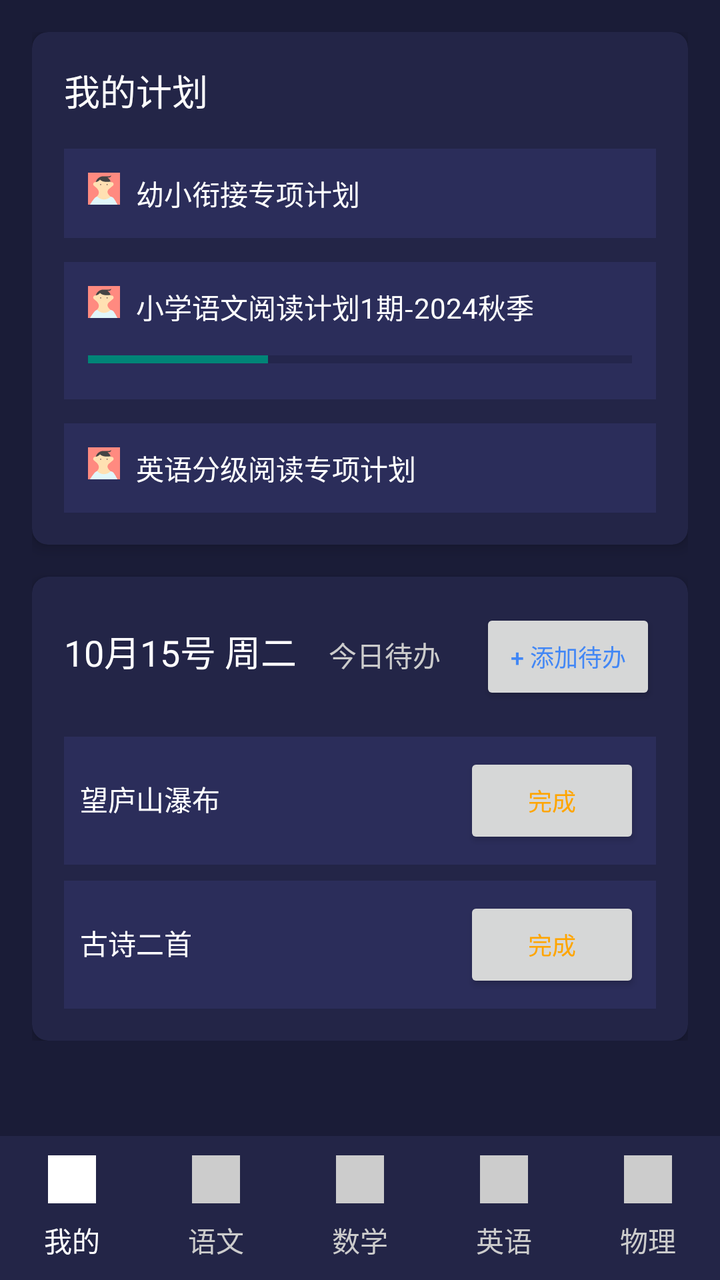
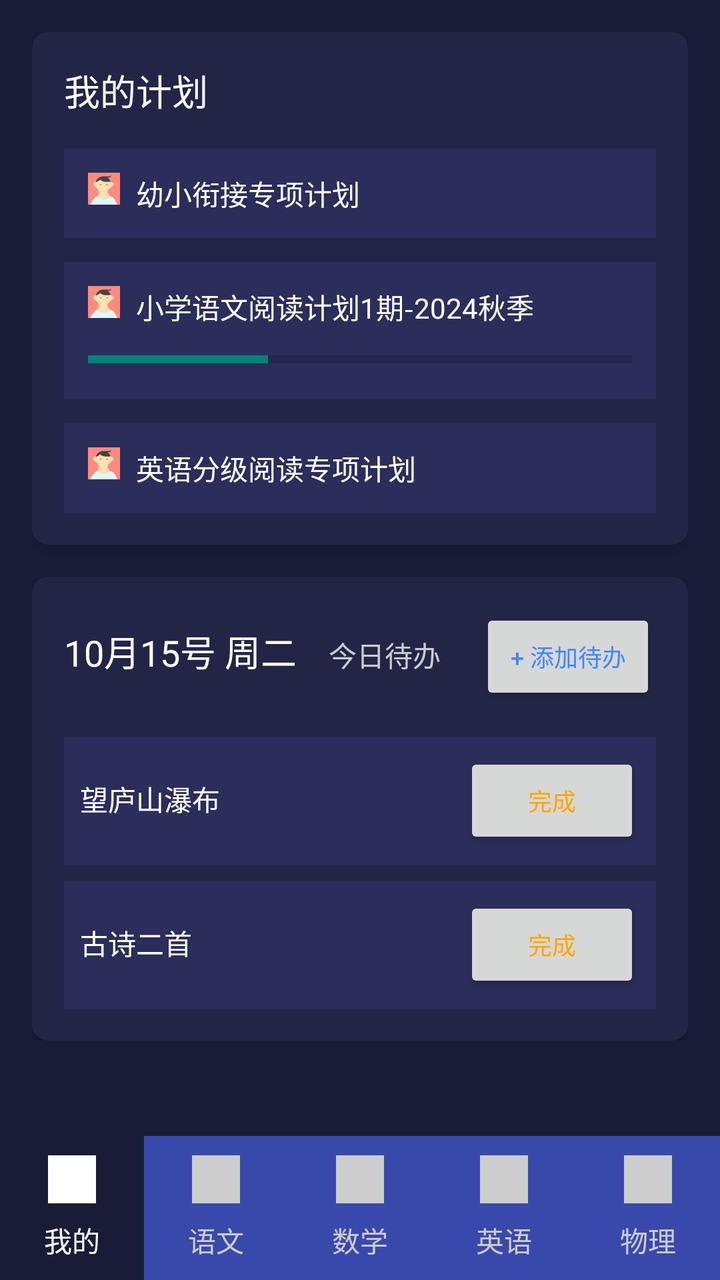

Before-and-after screenshots of an Android layout around one commit, followed by the original layout XML and the change that was made.
<!-- AndroidManifest.xml: activity theme Theme.IMatesApp.FullScreen -->
<!-- res/layout/activity_main.xml -->
<?xml version="1.0" encoding="utf-8"?>
<androidx.constraintlayout.widget.ConstraintLayout
    xmlns:android="http://schemas.android.com/apk/res/android"
    xmlns:app="http://schemas.android.com/apk/res-auto"
    android:layout_width="match_parent"
    android:layout_height="match_parent"
    android:fitsSystemWindows="true"
    android:background="#1a1c37">

    <com.google.android.material.navigation.NavigationView
        android:id="@+id/nav_view"
        android:layout_width="wrap_content"
        android:layout_height="match_parent"
        android:layout_gravity="start"
        android:fitsSystemWindows="true"
        android:visibility="invisible"
        app:layout_constraintTop_toTopOf="parent"
        app:layout_constraintBottom_toTopOf="@id/bottomNavigation"
        app:layout_constraintStart_toStartOf="parent"
        app:headerLayout="@layout/nav_header_main"
        app:menu="@menu/navigation_drawer" />


    <ScrollView
        android:layout_width="match_parent"
        android:layout_height="0dp"
        app:layout_constraintTop_toTopOf="parent"
        app:layout_constraintBottom_toTopOf="@id/bottomNavigation"
        app:layout_constraintStart_toStartOf="parent"
        app:layout_constraintEnd_toEndOf="parent"
    >

        <LinearLayout
            android:layout_width="match_parent"
            android:layout_height="wrap_content"
            android:orientation="vertical"
            android:padding="16dp">

            
            <androidx.cardview.widget.CardView
                android:layout_width="match_parent"
                android:layout_height="wrap_content"
                android:layout_marginBottom="16dp"
                app:cardBackgroundColor="#232547"
                app:cardCornerRadius="8dp"
                app:cardElevation="4dp">

                <LinearLayout
                    android:layout_width="match_parent"
                    android:layout_height="wrap_content"
                    android:orientation="vertical"
                    android:padding="16dp">

                    <TextView
                        android:layout_width="wrap_content"
                        android:layout_height="wrap_content"
                        android:layout_marginBottom="16dp"
                        android:text="我的计划"
                        android:textColor="#FFFFFF"
                        android:textSize="18sp" />

                    <LinearLayout
                        android:layout_width="match_parent"
                        android:layout_height="wrap_content"
                        android:background="#2b2d5a"
                        android:orientation="horizontal"
                        android:padding="12dp">

                        <ImageView
                            android:layout_width="16dp"
                            android:layout_height="16dp"
                            android:src="@drawable/avatar_1" />

                        <TextView
                            android:layout_width="wrap_content"
                            android:layout_height="wrap_content"
                            android:layout_marginStart="8dp"
                            android:text="幼小衔接专项计划"
                            android:textColor="#FFFFFF"
                            android:textSize="14sp" />

                    </LinearLayout>

                    <LinearLayout
                        android:layout_width="match_parent"
                        android:layout_height="wrap_content"
                        android:layout_marginTop="12dp"
                        android:background="#2b2d5a"
                        android:orientation="vertical"
                        android:padding="12dp">

                        <LinearLayout
                            android:layout_width="match_parent"
                            android:layout_height="wrap_content"
                            android:orientation="horizontal">

                            <ImageView
                                android:layout_width="16dp"
                                android:layout_height="16dp"
                                android:src="@drawable/avatar_1" />

                            <TextView
                                android:layout_width="wrap_content"
                                android:layout_height="wrap_content"
                                android:layout_marginStart="8dp"
                                android:text="小学语文阅读计划1期-2024秋季"
                                android:textColor="#FFFFFF"
                                android:textSize="14sp" />

                        </LinearLayout>

                        <ProgressBar
                            style="?android:attr/progressBarStyleHorizontal"
                            android:layout_width="match_parent"
                            android:layout_height="wrap_content"
                            android:layout_marginTop="8dp"
                            android:progress="33" />

                    </LinearLayout>

                    <LinearLayout
                        android:layout_width="match_parent"
                        android:layout_height="wrap_content"
                        android:layout_marginTop="12dp"
                        android:background="#2b2d5a"
                        android:orientation="horizontal"
                        android:padding="12dp">

                        <ImageView
                            android:layout_width="16dp"
                            android:layout_height="16dp"
                            android:src="@drawable/avatar_1" />

                        <TextView
                            android:layout_width="wrap_content"
                            android:layout_height="wrap_content"
                            android:layout_marginStart="8dp"
                            android:text="英语分级阅读专项计划"
                            android:textColor="#FFFFFF"
                            android:textSize="14sp" />

                    </LinearLayout>

                </LinearLayout>

            </androidx.cardview.widget.CardView>

            
            <androidx.cardview.widget.CardView
                android:layout_width="match_parent"
                android:layout_height="wrap_content"
                app:cardBackgroundColor="#232547"
                app:cardCornerRadius="8dp"
                app:cardElevation="4dp">

                <LinearLayout
                    android:layout_width="match_parent"
                    android:layout_height="wrap_content"
                    android:orientation="vertical"
                    android:padding="16dp">

                    <LinearLayout
                        android:layout_width="match_parent"
                        android:layout_height="wrap_content"
                        android:orientation="horizontal">

                        <TextView
                            android:layout_width="wrap_content"
                            android:layout_height="wrap_content"
                            android:text="10月15号 周二"
                            android:textColor="#FFFFFF"
                            android:textSize="18sp" />

                        <TextView
                            android:layout_width="wrap_content"
                            android:layout_height="wrap_content"
                            android:layout_marginStart="16dp"
                            android:text="今日待办"
                            android:textColor="#CCCCCC"
                            android:textSize="14sp" />

                        <View
                            android:layout_width="0dp"
                            android:layout_height="0dp"
                            android:layout_weight="1" />

                        <Button
                            android:layout_width="wrap_content"
                            android:layout_height="wrap_content"
                            android:text="+ 添加待办"
                            android:textColor="#4287f5"
                            android:textSize="12sp"
                            app:backgroundTint="#232547" />

                    </LinearLayout>

                    <LinearLayout
                        android:layout_width="match_parent"
                        android:layout_height="wrap_content"
                        android:layout_marginTop="16dp"
                        android:background="#2b2d5a"
                        android:orientation="horizontal"
                        android:padding="8dp">

                        <TextView
                            android:layout_width="0dp"
                            android:layout_height="wrap_content"
                            android:layout_weight="1"
                            android:text="望庐山瀑布"
                            android:textColor="#FFFFFF"
                            android:textSize="14sp" />

                        <Button
                            android:layout_width="wrap_content"
                            android:layout_height="wrap_content"
                            android:text="完成"
                            android:textColor="#FFA500"
                            android:textSize="12sp"
                            app:backgroundTint="#33FFA500" />

                    </LinearLayout>

                    <LinearLayout
                        android:layout_width="match_parent"
                        android:layout_height="wrap_content"
                        android:layout_marginTop="8dp"
                        android:background="#2b2d5a"
                        android:orientation="horizontal"
                        android:padding="8dp">

                        <TextView
                            android:layout_width="0dp"
                            android:layout_height="wrap_content"
                            android:layout_weight="1"
                            android:text="古诗二首"
                            android:textColor="#FFFFFF"
                            android:textSize="14sp" />

                        <Button
                            android:layout_width="wrap_content"
                            android:layout_height="wrap_content"
                            android:text="完成"
                            android:textColor="#FFA500"
                            android:textSize="12sp"
                            app:backgroundTint="#33FFA500" />

                    </LinearLayout>

                </LinearLayout>

            </androidx.cardview.widget.CardView>

        </LinearLayout>

    </ScrollView>


    <HorizontalScrollView
        android:id="@+id/bottomNavigation"
        android:layout_width="match_parent"
        android:layout_height="wrap_content"
        android:background="#232547"
        android:scrollbars="none"
        app:layout_constraintBottom_toBottomOf="parent">

        <com.google.android.material.tabs.TabLayout
            android:id="@+id/tabLayout"
            android:layout_width="wrap_content"
            android:layout_height="wrap_content"
            app:tabBackground="@android:color/transparent"
            app:tabGravity="center"
            app:tabIconTint="@color/tab_color_selector"
            app:tabIndicatorHeight="0dp"
            app:tabMode="scrollable"
            app:tabPaddingEnd="16dp"
            app:tabPaddingStart="16dp"
            app:tabRippleColor="@android:color/white"
            app:tabTextColor="@color/tab_color_selector">

            <com.google.android.material.tabs.TabItem
                android:layout_width="wrap_content"
                android:layout_height="wrap_content"
                android:icon="@drawable/avatar_1"
                android:text="我的" />

            <com.google.android.material.tabs.TabItem
                android:layout_width="wrap_content"
                android:layout_height="wrap_content"
                android:icon="@drawable/avatar_2"
                android:text="语文" />

            <com.google.android.material.tabs.TabItem
                android:layout_width="wrap_content"
                android:layout_height="wrap_content"
                android:icon="@drawable/avatar_3"
                android:text="数学" />

            <com.google.android.material.tabs.TabItem
                android:layout_width="wrap_content"
                android:layout_height="wrap_content"
                android:icon="@drawable/avatar_4"
                android:text="英语" />

            <com.google.android.material.tabs.TabItem
                android:layout_width="wrap_content"
                android:layout_height="wrap_content"
                android:icon="@drawable/avatar_5"
                android:text="物理" />

            <com.google.android.material.tabs.TabItem
                android:layout_width="wrap_content"
                android:layout_height="wrap_content"
                android:icon="@drawable/avatar_6"
                android:text="化学" />

            <com.google.android.material.tabs.TabItem
                android:layout_width="wrap_content"
                android:layout_height="wrap_content"
                android:icon="@drawable/avatar_7"
                android:text="生物" />

        </com.google.android.material.tabs.TabLayout>

    </HorizontalScrollView>

</androidx.constraintlayout.widget.ConstraintLayout>
<!-- res/layout/nav_header_main.xml (included above) -->
<?xml version="1.0" encoding="utf-8"?>
<LinearLayout xmlns:android="http://schemas.android.com/apk/res/android"
    xmlns:app="http://schemas.android.com/apk/res-auto"
    android:layout_width="match_parent"
    android:layout_height="176dp"
    android:background="@drawable/side_nav_bar"
    android:gravity="bottom"
    android:orientation="vertical"
    android:padding="16dp">

    <ImageView
        android:id="@+id/imageView"
        android:layout_width="wrap_content"
        android:layout_height="wrap_content"
        android:contentDescription="@string/nav_header_desc"
        android:paddingTop="8dp"
        app:srcCompat="@mipmap/ic_launcher_round" />

    <TextView
        android:layout_width="match_parent"
        android:layout_height="wrap_content"
        android:paddingTop="8dp"
        android:text="@string/nav_header_title" />

    <TextView
        android:id="@+id/textView"
        android:layout_width="wrap_content"
        android:layout_height="wrap_content"
        android:text="@string/nav_header_subtitle" />
</LinearLayout>
<!-- resources referenced by this layout -->
<resources>
  <!-- drawable avatar_1: vector/xml drawable (drawable, 2395 chars, omitted) -->
  <!-- drawable avatar_2: vector/xml drawable (drawable, 2331 chars, omitted) -->
  <!-- drawable avatar_3: vector/xml drawable (drawable, 2553 chars, omitted) -->
  <!-- drawable avatar_4: vector/xml drawable (drawable, 2498 chars, omitted) -->
  <!-- drawable avatar_5: vector/xml drawable (drawable, 2885 chars, omitted) -->
  <!-- drawable avatar_6: vector/xml drawable (drawable, 3653 chars, omitted) -->
  <!-- drawable avatar_7 (drawable) -->
  <vector xmlns:android="http://schemas.android.com/apk/res/android"
      android:width="128dp"
      android:height="128dp"
      android:viewportWidth="128.0"
      android:viewportHeight="128.0">
      <path
          android:fillColor="#B9F6CA"
          android:pathData="M0 0h128v128h-128z" />
      <path
          android:fillColor="#444"
          android:pathData="M50.4 75.7c-1.6,-1.6,-3.2,-2.9,-4.7,-4,-.9,-.6,-1,-1.7,-1.7,-2.2,-1.8,-1,-3.2,-5.9,-5.3,-3.4l-.5.8,-.4,-.9c-1.3,-1.2,-1,-.4,-1.3,-2.3,-.5,-4.2 1.2,-7.2 5.1,-7.8 1,-.1 2,-.1 2.9.2 9.5,-1.8 13.7,-7.4 15.2,-10 4 5.7 14.3 11.4 38.3 7.8 2.8,-4.7 4.5,-10.2 4.5,-16,-.1,-17.1,-13.9,-30.9,-30.9,-30.9,-6.7 0,-12.8 2.1,-17.9 5.7l-25.8 18.3c-11.6 5.6,-19.6 17.5,-19.6 31.2 0 19.1 15.5 34.6 34.6 34.6 4.6 0 9,-.9 13,-2.5.2,-8.4,-1.4,-14.5,-5.5,-18.6zM44.5 54.1z" />
      <path
          android:fillColor="#8D6E63"
          android:pathData="M73.7 122c6.1.5 13.4,-.3 22,-3.5,-.1,-.7,-.3,-1.4,-.5,-2.1,-.3,-1.3,-3.8,-21.4,-4,-28.1,-.1,-7.3.8,-11.9 2,-14.7h8.7l-2.5,-10.1c-.2,-2.4,-.4,-4.7,-.7,-6.6,-.2,-1.8,-.3,-2.3,-.8,-3.9,-24 3.6,-34.2,-3.7,-38.2,-9.4,-1.4 2.5,-5.7 8.8,-15.3 10.5,-.9,-.3,-1.9,-.3,-2.9,-.2,-3.9.6,-6.7 4.5,-6.1 8.8.3 2 1.2 3.6 2.5 4.8.2.1 1.5.6 3.3 1.7.7.4 1.6.9 2.4 1.6 1.5 1.1 3.1 2.4 4.7 4 4 4.1 7.6 10.2 7.4 18.5,-.1 4.9,-1.6 10.6,-5.1 17.2.1 0 7.3 10.2 23.1 11.5zM44.5 54.1z" />
      <path
          android:fillColor="#FFCC80"
          android:pathData="M41.6 123.8s.1,-.2.2,-.3c-.1.2,-.1.2,-.2.3z" />
      <path
          android:fillColor="#444"
          android:pathData="M83.5,63.1 m-2.0, 0 a 2.0,2.0 0 1,1 4.0,0 a2.0,2.0 0 1,1 -4.0,0" />
      <path
          android:fillColor="#0097A7"
          android:pathData="M73.7 122c-15.9,-1.3,-23,-11.5,-23,-11.5,-2.1 4,-5.1 8.4,-8.9 13.1l-.3.4c-.5.6,-1.1 1.3,-1.7 2,-.5.6,-1 1.3,-1.6 2.1h59.7c-.7,-3.2,-1.5,-6.4,-2.1,-9.5,-8.7 3.1,-16 3.9,-22.1 3.4z" />
  </vector>
  <!-- drawable side_nav_bar (drawable) -->
  <shape xmlns:android="http://schemas.android.com/apk/res/android"
      android:shape="rectangle">
      <gradient
          android:angle="135"
          android:centerColor="#009688"
          android:endColor="#00695C"
          android:startColor="#4DB6AC"
          android:type="linear" />
  </shape>
  <!-- mipmap ic_launcher_round (mipmap-anydpi-v26) -->
  <?xml version="1.0" encoding="utf-8"?>
  <adaptive-icon xmlns:android="http://schemas.android.com/apk/res/android">
      <background android:drawable="@drawable/ic_launcher_background"/>
      <foreground android:drawable="@mipmap/ic_launcher_foreground"/>
  </adaptive-icon>
  <string name="nav_header_desc">Navigation header</string>
  <string name="nav_header_subtitle">android.studio@android.com</string>
  <string name="nav_header_title">Android Studio</string>
  <style name="Theme.IMatesApp.FullScreen" parent="Theme.AppCompat.Light.NoActionBar">
          
          <item name="android:windowFullscreen">true</item>
          
          <item name="android:windowTranslucentStatus">true</item>
          
          <item name="android:windowTranslucentNavigation">true</item>
      </style>
  <!-- drawable ic_launcher_background: vector/xml drawable (drawable, 4866 chars, omitted) -->
</resources>

<!-- the commit's change to res/layout/activity_main.xml (unified diff, before → after) -->
@@ -5,7 +5,7 @@
     android:layout_width="match_parent"
     android:layout_height="match_parent"
     android:fitsSystemWindows="true"
-    android:background="#1a1c37">
+    android:background="@color/app_dark">
 
     <com.google.android.material.navigation.NavigationView
         android:id="@+id/nav_view"
@@ -259,7 +259,7 @@
         android:id="@+id/bottomNavigation"
         android:layout_width="match_parent"
         android:layout_height="wrap_content"
-        android:background="#232547"
+        android:background="@color/app_light"
         android:scrollbars="none"
         app:layout_constraintBottom_toBottomOf="parent">
 
@@ -267,15 +267,15 @@
             android:id="@+id/tabLayout"
             android:layout_width="wrap_content"
             android:layout_height="wrap_content"
-            app:tabBackground="@android:color/transparent"
             app:tabGravity="center"
-            app:tabIconTint="@color/tab_color_selector"
             app:tabIndicatorHeight="0dp"
             app:tabMode="scrollable"
             app:tabPaddingEnd="16dp"
             app:tabPaddingStart="16dp"
-            app:tabRippleColor="@android:color/white"
-            app:tabTextColor="@color/tab_color_selector">
+            app:tabIconTint="@color/tab_text_selector"
+            app:tabRippleColor="@android:color/transparent"
+            app:tabBackground="@color/tab_background_selector"
+            app:tabTextColor="@color/tab_text_selector">
 
             <com.google.android.material.tabs.TabItem
                 android:layout_width="wrap_content"
<!-- resource entries referenced after the edit -->
@@ -1,5 +1,7 @@
 <!-- resources referenced by this layout -->
 <resources>
+  <color name="app_dark">#1a1c37</color>
+  <color name="app_light">#232547</color>
   <!-- drawable avatar_1: vector/xml drawable (drawable, 2395 chars, omitted) -->
   <!-- drawable avatar_2: vector/xml drawable (drawable, 2331 chars, omitted) -->
   <!-- drawable avatar_3: vector/xml drawable (drawable, 2553 chars, omitted) -->
